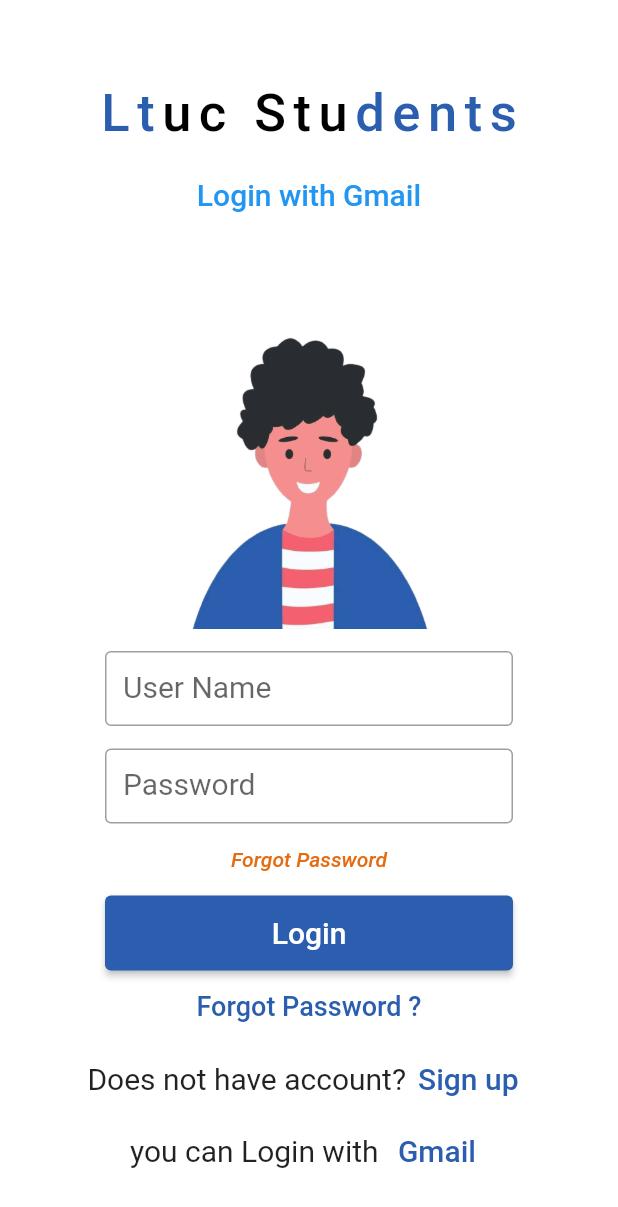
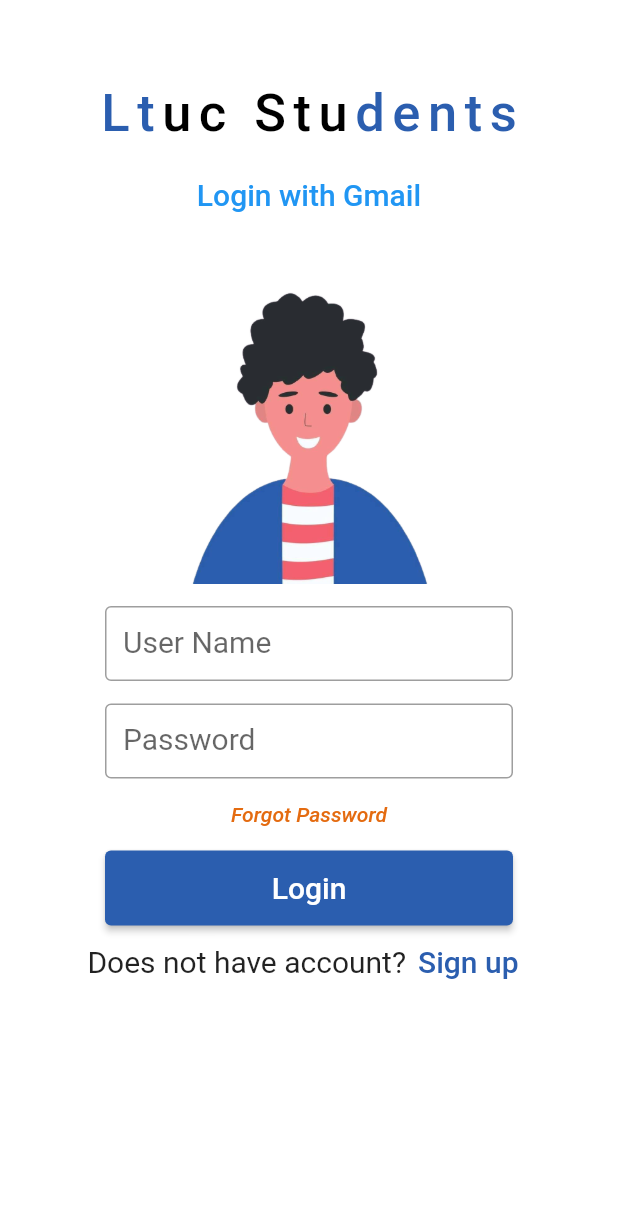
Before and after one commit to yaseen1998/flutterTest, a Flutter app: the Login_screen screen opened directly, on a phone screen of 412 x 824 dp. Shown: the top 1207 px of the screen. Run offline on Flutter 3.47's test engine with Material 2 defaults, Android fonts, the phone set to English and light mode, and no system bars; our stand-ins replace cloud_firestore, firebase_auth, firebase_core, google_fonts; accounts and stored records are empty.

Commit message:
last update

```diff
--- a/lib/screens/login_screen.dart
+++ b/lib/screens/login_screen.dart
@@ -42,7 +42,6 @@ class _Login_screenState extends State<Login_screen> {
                   alignment: Alignment.center,
                   padding: const EdgeInsets.only(top: 25),
                   child: _title()),
-
               Container(
                   alignment: Alignment.center,
                   padding: const EdgeInsets.all(10),
@@ -59,7 +58,7 @@ class _Login_screenState extends State<Login_screen> {
                     ),
                   )),
               Container(
-                padding: EdgeInsets.only(top: 50),
+                padding: EdgeInsets.only(top: 20),
                 alignment: Alignment.center,
                 child: Image(
                   image: AssetImage("images/7.png"),
@@ -96,7 +95,6 @@ class _Login_screenState extends State<Login_screen> {
                   ),
                 ),
               ),
-
               TextButton(
                 onPressed: () {
                   //forgot password screen
@@ -128,7 +126,7 @@ class _Login_screenState extends State<Login_screen> {
                   style: TextStyle(
                       color: Color(0xffe46b10), fontStyle: FontStyle.italic),
                 ),
-                ),
+              ),
               Container(
                   height: 50,
                   padding: const EdgeInsets.only(left: 40, right: 40),
@@ -143,18 +141,18 @@ class _Login_screenState extends State<Login_screen> {
                       Login();
                     },
                   )),
-              TextButton(
-                onPressed: () {
-                  //forgot password screen
-                },
-                child: const Text(
-                  'Forgot Password ?',
-                  style: TextStyle(
-                    color: Color(0xff2b5eaf),
-                    fontSize: 18,
-                  ),
-                ),
-              ),
+              // // TextButton(
+              // //   onPressed: () {
+              // //     //forgot password screen
+              // //   },
+              // //   // child: const Text(
+              // //   //   'Forgot Password ?',
+              // //   //   style: TextStyle(
+              // //   //     color: Color(0xff2b5eaf),
+              // //   //     fontSize: 18,
+              // //   //   ),
+              // //   // ),
+              // ),
               Container(
                 child: Row(
                   children: <Widget>[
@@ -184,35 +182,35 @@ class _Login_screenState extends State<Login_screen> {
                   mainAxisAlignment: MainAxisAlignment.center,
                 ),
               ),
-              Container(
-                child: Row(
-                  children: <Widget>[
-                    const Text(
-                      'you can Login with ',
-                      style: TextStyle(
-                        fontSize: 20,
-                      ),
-                    ),
-                    TextButton(
-                      child: const Text(
-                        'Gmail',
-                        style: TextStyle(
-                          fontSize: 20,
-                          color: Color(0xff2b5eaf),
-                        ),
-                      ),
-                      onPressed: () {
-                        Navigator.push(context, MaterialPageRoute(
-                          builder: (context) {
-                            return LoginWithGmail();
-                          },
-                        ));
-                      },
-                    )
-                  ],
-                  mainAxisAlignment: MainAxisAlignment.center,
-                ),
-              ),
+              // Container(
+              //   child: Row(
+              //     children: <Widget>[
+              //       const Text(
+              //         'you can Login with ',
+              //         style: TextStyle(
+              //           fontSize: 20,
+              //         ),
+              //       ),
+              //       TextButton(
+              //         child: const Text(
+              //           'Gmail',
+              //           style: TextStyle(
+              //             fontSize: 20,
+              //             color: Color(0xff2b5eaf),
+              //           ),
+              //         ),
+              //         onPressed: () {
+              //           Navigator.push(context, MaterialPageRoute(
+              //             builder: (context) {
+              //               return LoginWithGmail();
+              //             },
+              //           ));
+              //         },
+              //       )
+              //     ],
+              //     mainAxisAlignment: MainAxisAlignment.center,
+              //   ),
+              // ),
             ],
           )),
     );
--- a/lib/screens/start.dart
+++ b/lib/screens/start.dart
@@ -13,7 +13,9 @@ class _StartState extends State<Start> {
   Widget build(BuildContext context) {
     return Scaffold(
       backgroundColor: Colors.white,
-      body: Padding(
+      body: ListView(
+        children: [
+          Padding(
             padding: const EdgeInsets.only(top: 30, right: 10, left: 10),
             child: Container(
               decoration: BoxDecoration(
@@ -93,6 +95,8 @@ class _StartState extends State<Start> {
               ),
             ),
           ),
+        ],
+      ),
     );
   }
 }
```
Lines whose indentation alone changed are shown as unchanged.
